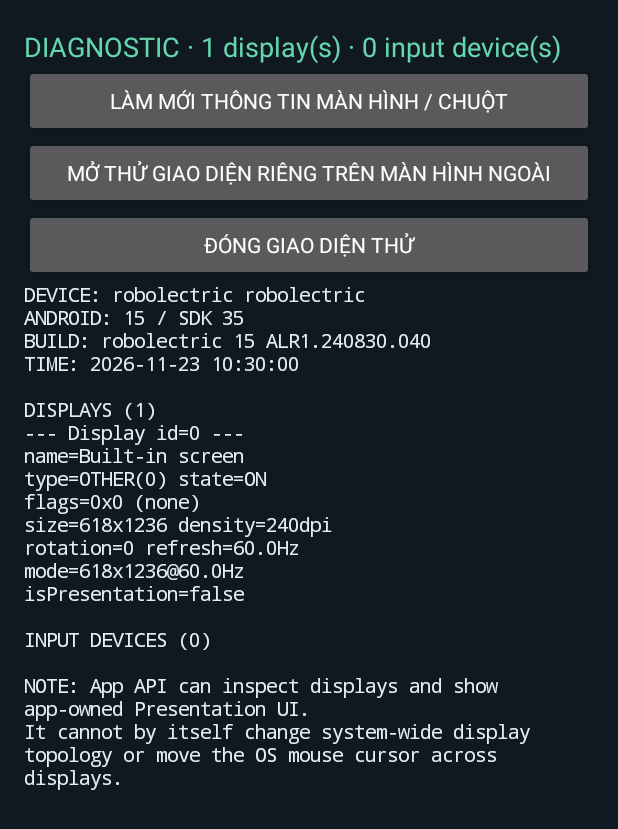
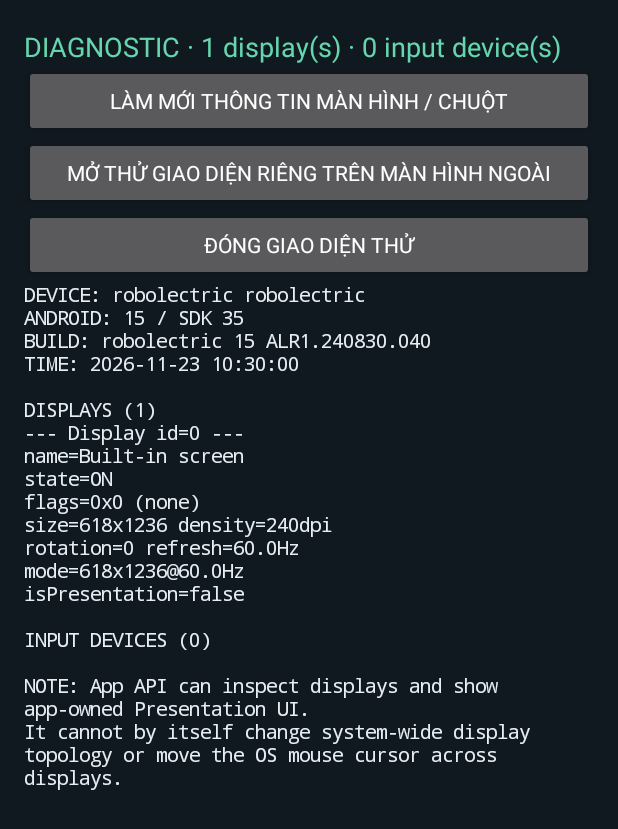
Before and after one commit to xuantruong280198-blip/TruongDualDesktop, an Android app: the screen it shows after launch (MainActivity), on a phone screen of 412 x 824 dp. Shown: the top 829 px of the screen. Run offline under Robolectric (Android 15) with nearby library versions, the phone set to English and light mode, and no system bars.

Commit message:
fix: use only public Android Display APIs

```diff
--- a/app/src/main/java/com/truong/dualdesktop/MainActivity.kt
+++ b/app/src/main/java/com/truong/dualdesktop/MainActivity.kt
@@ -84,7 +84,7 @@ class MainActivity : Activity(), DisplayManager.DisplayListener, InputManager.In
             d.getRealMetrics(metrics)
             lines += "--- Display id=${d.displayId} ---"
             lines += "name=${d.name}"
-            lines += "type=${typeName(d)} state=${stateName(d.state)}"
+            lines += "state=${stateName(d.state)}"
             lines += "flags=0x${d.flags.toString(16)} (${flagNames(d.flags)})"
             lines += "size=${metrics.widthPixels}x${metrics.heightPixels} density=${metrics.densityDpi}dpi"
             lines += "rotation=${d.rotation} refresh=${d.refreshRate}Hz"
@@ -142,25 +142,14 @@ class MainActivity : Activity(), DisplayManager.DisplayListener, InputManager.In
         super.onDestroy()
     }
 
-    private fun typeName(d: Display) = when (d.type) {
-        Display.TYPE_BUILT_IN -> "BUILT_IN"
-        Display.TYPE_HDMI -> "HDMI"
-        Display.TYPE_WIFI -> "WIFI"
-        Display.TYPE_OVERLAY -> "OVERLAY"
-        Display.TYPE_VIRTUAL -> "VIRTUAL"
-        else -> "OTHER(${d.type})"
-    }
     private fun stateName(s: Int) = when (s) {
         Display.STATE_ON -> "ON"; Display.STATE_OFF -> "OFF"; Display.STATE_DOZE -> "DOZE"
         Display.STATE_DOZE_SUSPEND -> "DOZE_SUSPEND"; Display.STATE_UNKNOWN -> "UNKNOWN"; else -> "$s"
     }
     private fun flagNames(f: Int) = buildList {
-        if (f and Display.FLAG_DEFAULT_DISPLAY != 0) add("DEFAULT")
         if (f and Display.FLAG_PRESENTATION != 0) add("PRESENTATION")
         if (f and Display.FLAG_SECURE != 0) add("SECURE")
         if (f and Display.FLAG_PRIVATE != 0) add("PRIVATE")
-        if (f and Display.FLAG_OWN_CONTENT_ONLY != 0) add("OWN_CONTENT_ONLY")
-        if (f and Display.FLAG_AUTO_MIRROR != 0) add("AUTO_MIRROR")
     }.joinToString("|").ifEmpty { "none" }
 }
 
```
